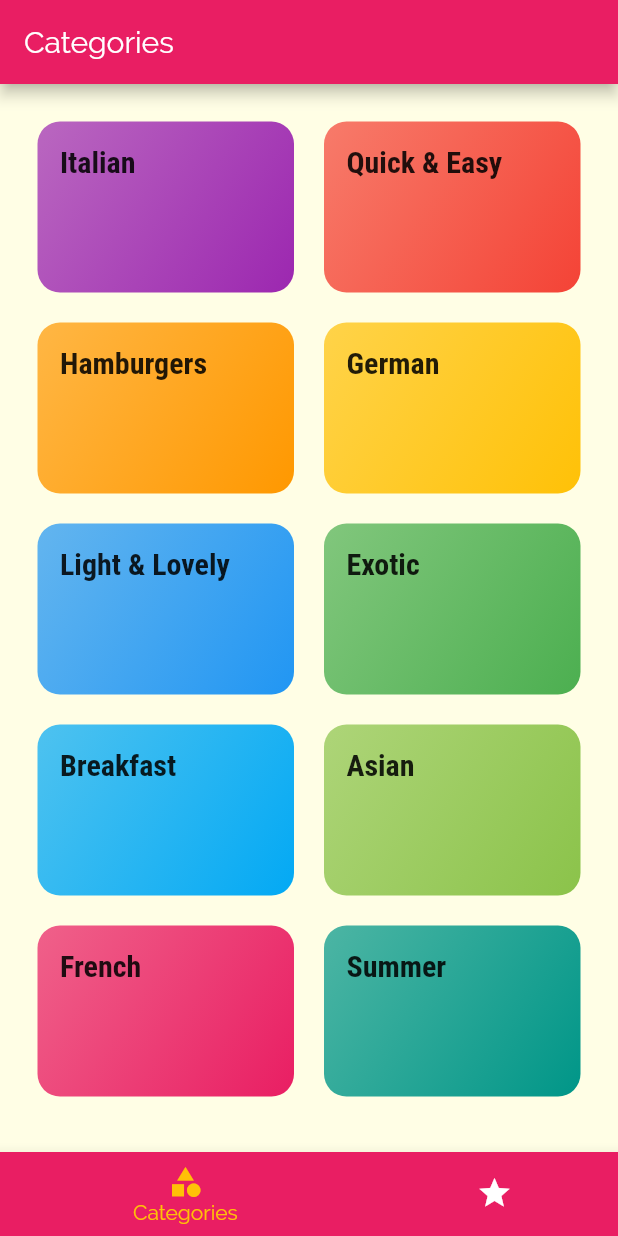
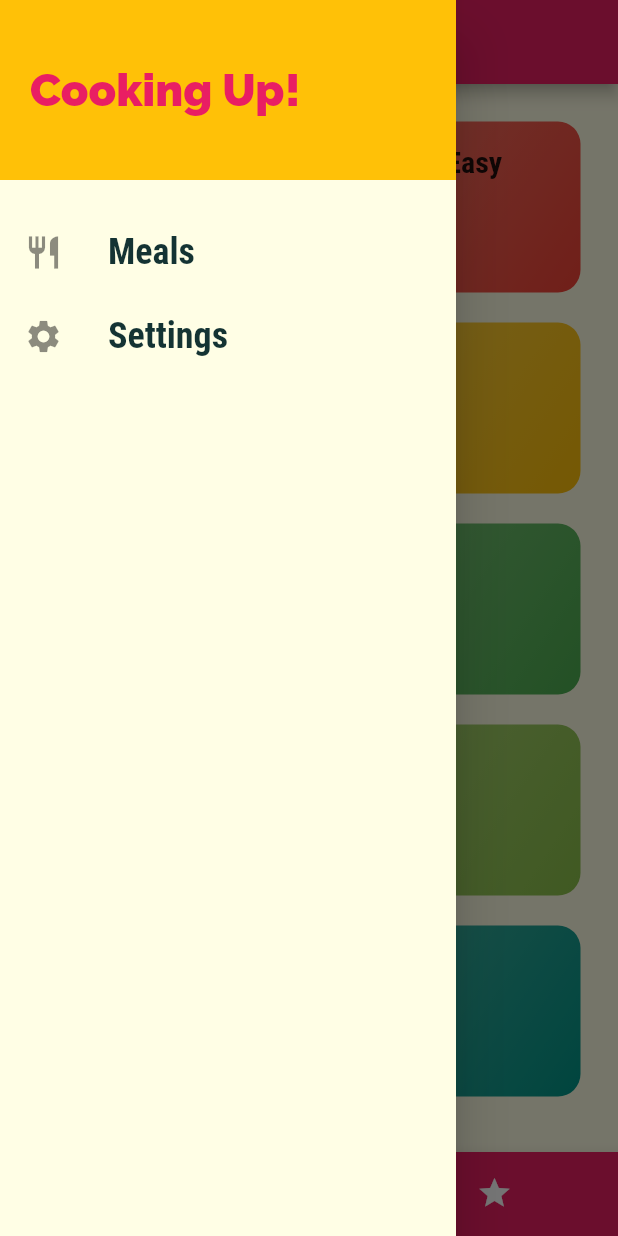
Before and after one commit to wcoder/flutter-playground, a Flutter app: the screen it shows after launch, with the side drawer open (before the commit the screen has no drawer), on a phone screen of 412 x 824 dp. Run offline on Flutter 3.47's test engine with Material 2 defaults, Android fonts, the phone set to English and light mode, and no system bars.

Commit message:
Add drawer

```diff
--- a/meals_app/lib/main.dart
+++ b/meals_app/lib/main.dart
@@ -3,6 +3,7 @@ import './routes.dart';
 import './pages/tabs_page.dart';
 import './pages/category_meals_page.dart';
 import './pages/meal_detail_page.dart';
+import './pages/settings_page.dart';
 
 void main() => runApp(MyApp());
 
@@ -35,6 +36,7 @@ class MyApp extends StatelessWidget {
         Routes.home: (ctx) => TabsPage(),
         Routes.categoryMeals: (ctx) => CategoryMealsPage(),
         Routes.mealDetail: (ctx) => MealDetailPage(),
+        Routes.settings: (ctx) => SettingsPage(),
       },
     );
   }
--- /dev/null
+++ b/meals_app/lib/pages/settings_page.dart
@@ -0,0 +1,15 @@
+import 'package:flutter/material.dart';
+
+class SettingsPage extends StatelessWidget {
+  @override
+  Widget build(BuildContext context) {
+    return Scaffold(
+      appBar: AppBar(
+        title: Text('Settings'),
+      ),
+      body: Center(
+        child: Text('Filters!'),
+      ),
+    );
+  }
+}
--- a/meals_app/lib/pages/tabs_page.dart
+++ b/meals_app/lib/pages/tabs_page.dart
@@ -1,4 +1,5 @@
 import 'package:flutter/material.dart';
+import '../widgets/main_drawer.dart';
 import './categories_page.dart';
 import './favorites_page.dart';
 
@@ -34,6 +35,7 @@ class _TabsPageState extends State<TabsPage> {
         appBar: AppBar(
           title: Text(_pages[_selectedPageIndex]['title']),
         ),
+        drawer: MainDrawer(),
         body: _pages[_selectedPageIndex]['page'],
         bottomNavigationBar: BottomNavigationBar(
           onTap: _selectPage,
--- a/meals_app/lib/routes.dart
+++ b/meals_app/lib/routes.dart
@@ -2,4 +2,5 @@ class Routes {
   static const String home = '/';
   static const String categoryMeals = '/category-meals';
   static const String mealDetail = '/meal-detail';
+  static const String settings = '/settings';
 }
--- /dev/null
+++ b/meals_app/lib/widgets/main_drawer.dart
@@ -0,0 +1,54 @@
+import 'package:flutter/material.dart';
+import '../routes.dart';
+
+class MainDrawer extends StatelessWidget {
+
+  Widget _buildListTitle(String title, IconData icon, Function tapHandler) {
+    return ListTile(
+      leading: Icon(icon, size: 26,),
+      title: Text(
+        title,
+        style: TextStyle(
+          fontFamily: 'RobotoCondensed',
+          fontSize: 24,
+          fontWeight: FontWeight.bold,
+        ),
+      ),
+      onTap: tapHandler,
+    );
+  }
+
+  @override
+  Widget build(BuildContext context) {
+    return Drawer(
+      child: Column(
+        children: <Widget>[
+          Container(
+            height: 120,
+            width: double.infinity,
+            padding: EdgeInsets.all(20),
+            alignment: Alignment.centerLeft,
+            color: Theme.of(context).accentColor,
+            child: Text(
+              'Cooking Up!',
+              style: TextStyle(
+                fontWeight: FontWeight.w900,
+                fontSize: 30,
+                color: Theme.of(context).primaryColor,
+              ),
+            ),
+          ),
+          SizedBox(
+            height: 20,
+          ),
+          _buildListTitle('Meals', Icons.restaurant, () {
+            Navigator.of(context).pushReplacementNamed(Routes.home);
+          }),
+          _buildListTitle('Settings', Icons.settings, () {
+            Navigator.of(context).pushNamed(Routes.settings);
+          }),
+        ],
+      ),
+    );
+  }
+}
```
